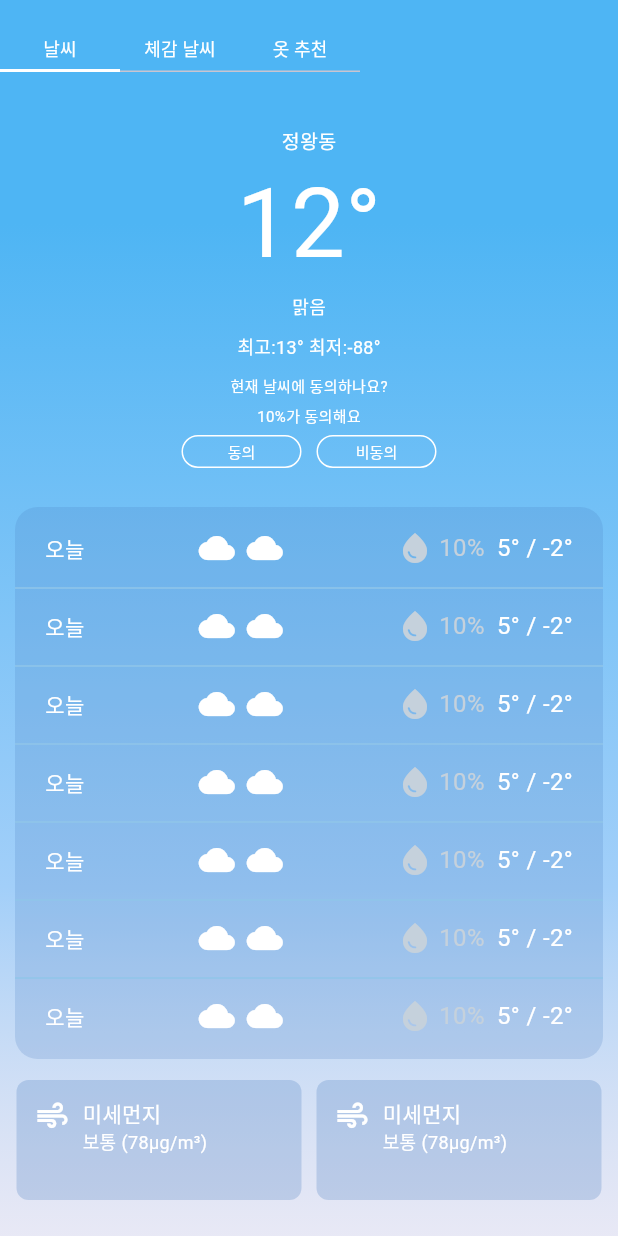
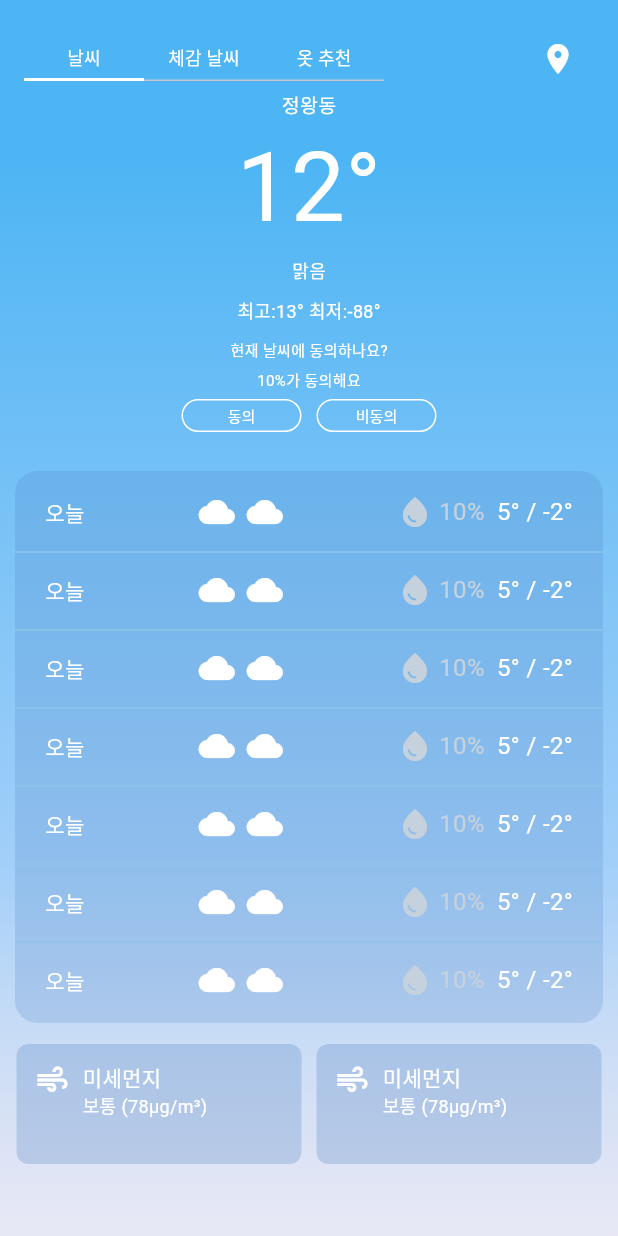
Before and after one commit to IMS-Side/NS-baragi-Flutter, a Flutter app: the screen it shows after launch, on a phone screen of 412 x 824 dp. Run offline on Flutter 3.47's test engine with Material 3 defaults, Android fonts, the phone set to English and light mode, and no system bars; Roboto replaces fonts that are missing (PretendardRegular, PretendardSemiBold).

Commit message:
[feature/mainpage] feat : icon을 통한 Drawer 작동을 위해 AppBar -> body의 Stack 구조로 변경

```diff
--- a/lib/main.dart
+++ b/lib/main.dart
@@ -14,7 +14,6 @@ void main() {
 class MyApp extends StatelessWidget {
   const MyApp({super.key});
 
-  // This widget is the root of your application.
   @override
   Widget build(BuildContext context) {
     return const MaterialApp(
@@ -32,17 +31,16 @@ class MyHomePage extends StatefulWidget {
 }
 
 class _MyHomePageState extends State<MyHomePage> with SingleTickerProviderStateMixin {
-
-  late TabController _tabController; //Tab을 위한 컨트롤러
+  late TabController _tabController;
 
   @override
-  void initState(){
+  void initState() {
     super.initState();
     _tabController = TabController(length: 3, vsync: this);
   }
 
   @override
-  void dispose(){
+  void dispose() {
     _tabController.dispose();
     super.dispose();
   }
@@ -50,32 +48,54 @@ class _MyHomePageState extends State<MyHomePage> with SingleTickerProviderStateM
   @override
   Widget build(BuildContext context) {
     SystemChrome.setEnabledSystemUIMode(SystemUiMode.manual, overlays: []);
+
     return Scaffold(
-      appBar: AppBar(
-        toolbarHeight: 0,
-        elevation: 0, // 그림자 제거
-        backgroundColor: Color(0xFF4EB5F4),
-        bottom: TabBarScreen(tabController: _tabController),
-        //_tabController와 연결
-        actions: const [
-          IconButton(onPressed: null, icon: Icon(Icons.location_on))
-        ],
-      ),
       endDrawer: const Drawer(
         backgroundColor: Color(0xFFE4F1FF),
-        child: RegionWeather()
+        child: RegionWeather(),
       ),
-      body: Background(
+      body: Stack(
+        children: [
+          //탭 뷰
+          Background(
             child: TabBarView(
               controller: _tabController,
               children: const [
                 Center(child: MainPageView()),
-              Center(child: ApparentWeatherView()), // 두 번째 탭
-              Center(child: SuggestClothesView()), // 세 번째 탭
-              //Center(child: Text("위치 설정 페이지")), // 네 번째 탭
+                Center(child: ApparentWeatherView()),
+                Center(child: SuggestClothesView()),
               ],
-          )
-      )
+            ),
+          ),
+
+          //탭바
+          Positioned(
+            top: 0,
+            left: 0,
+            right: 0,
+            child: Container(
+              padding: const EdgeInsets.only(top: 15, left: 16, right: 16),
+              color: const Color(0xFF4EB5F4), //이 컬러를 계속 변경해줘야 하는 문제 존재.
+              child: Row(
+                children: [
+                  TabBarScreen(tabController: _tabController),
+                  const Spacer(),
+                  Builder(
+                    builder: (context) {
+                      return IconButton( //Icon누르면 Drawer 작동
+                        onPressed: () {
+                          Scaffold.of(context).openEndDrawer();
+                        },
+                        icon: const Icon(Icons.location_on, color: Colors.white),
+                      );
+                    },
+                  ),
+                ],
+              ),
+            ),
+          ),
+        ],
+      ),
     );
   }
 }
```
Lines whose indentation alone changed are shown as unchanged.
